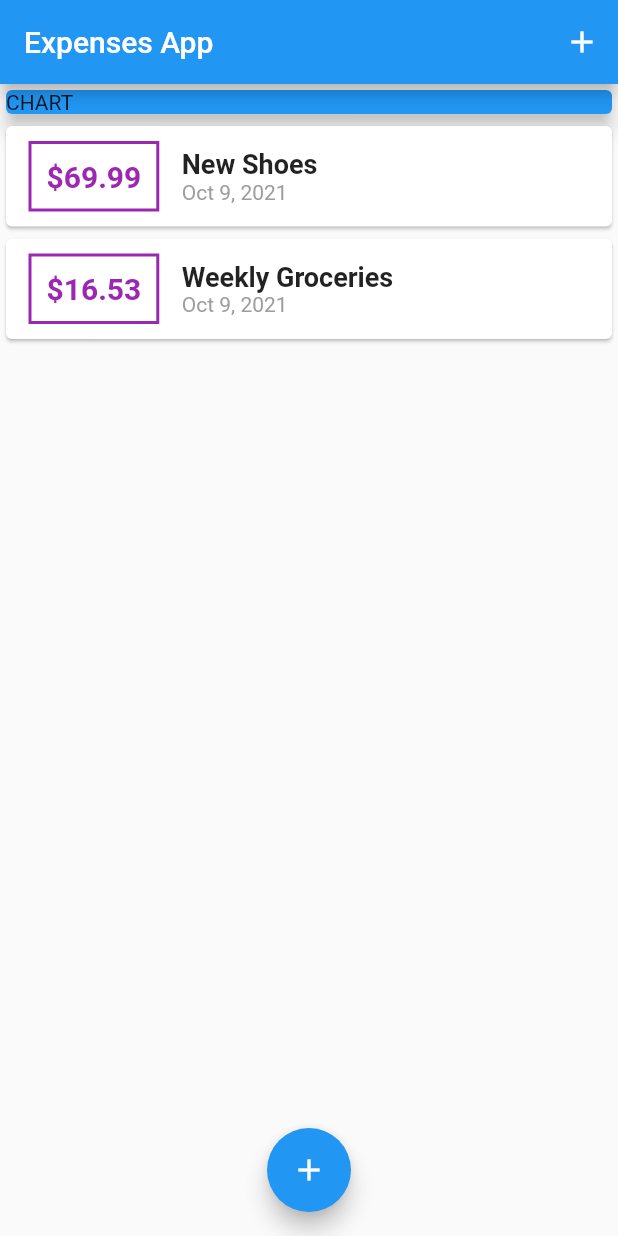
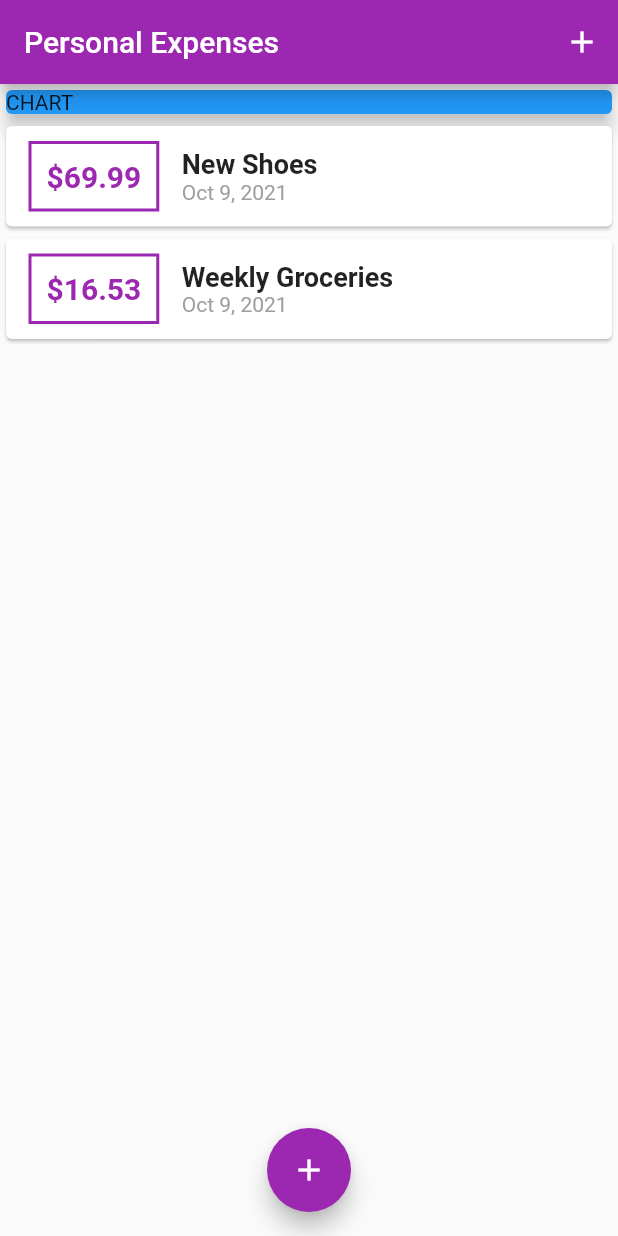
Before and after one commit to felipemotarocha/flutter-expenses-app, a Flutter app: the screen it shows after launch, on a phone screen of 412 x 824 dp. Run offline on Flutter 3.47's test engine with Material 2 defaults, Android fonts, the phone set to English and light mode, and no system bars.

Commit message:
style: add theme

```diff
--- a/lib/home.dart
+++ b/lib/home.dart
@@ -60,7 +60,7 @@ class _HomeState extends State<Home> {
   Widget build(BuildContext context) {
     return Scaffold(
       appBar: AppBar(
-        title: const Text('Expenses App'),
+        title: const Text('Personal Expenses'),
         actions: [
           IconButton(
             onPressed: () {},
--- a/lib/main.dart
+++ b/lib/main.dart
@@ -11,7 +11,10 @@ class MyApp extends StatelessWidget {
   @override
   Widget build(BuildContext context) {
     return MaterialApp(
-      home: Home(),
+      theme: ThemeData(
+        primarySwatch: Colors.purple,
+      ),
+      home: const Home(),
     );
   }
 }
--- a/lib/widgets/transaction_list.dart
+++ b/lib/widgets/transaction_list.dart
@@ -25,17 +25,17 @@ class TransactionList extends StatelessWidget {
                       const EdgeInsets.symmetric(vertical: 10, horizontal: 15),
                   decoration: BoxDecoration(
                     border: Border.all(
-                      color: Colors.purple,
+                      color: Theme.of(context).primaryColor,
                       width: 2,
                     ),
                   ),
                   padding: const EdgeInsets.all(10),
                   child: Text(
                     '\$${transactions[index].amount.toStringAsFixed(2)}',
-                    style: const TextStyle(
+                    style: TextStyle(
                       fontWeight: FontWeight.bold,
                       fontSize: 20,
-                      color: Colors.purple,
+                      color: Theme.of(context).primaryColor,
                     ),
                   ),
                 ),
```
